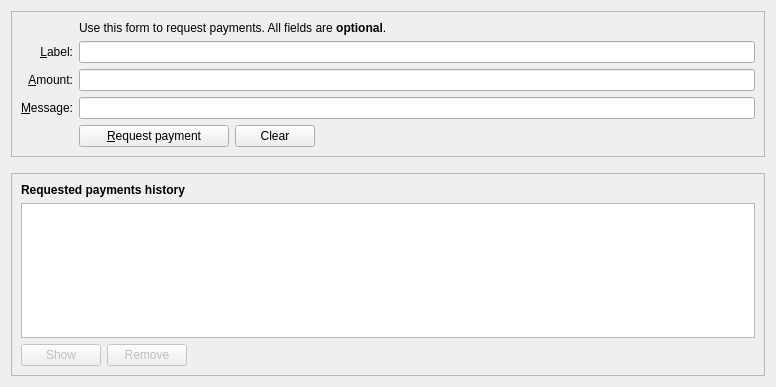
AXErunners/axe, file src/qt/forms/receivecoinsdialog.ui: the form before one commit.
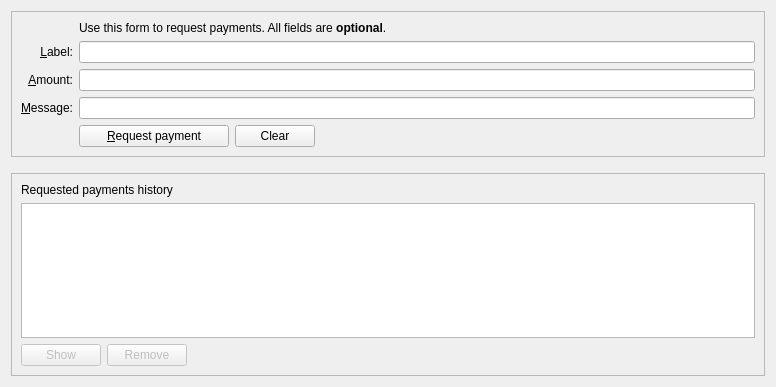
The form after the commit. Custom widgets are drawn as their Qt base class.

Commit message:
Merge pull request #3555 from xdustinface/pr-ui-2-fonts
qt: Implement application wide font management

What changed in the file:
```diff
--- a/src/qt/forms/receivecoinsdialog.ui
+++ b/src/qt/forms/receivecoinsdialog.ui
@@ -201,12 +201,6 @@
      <layout class="QVBoxLayout" name="verticalLayout_2">
       <item>
        <widget class="QLabel" name="label_6">
-        <property name="font">
-         <font>
-          <weight>75</weight>
-          <bold>true</bold>
-         </font>
-        </property>
         <property name="text">
          <string>Requested payments history</string>
         </property>
```
The commit also changes 56 other files.
